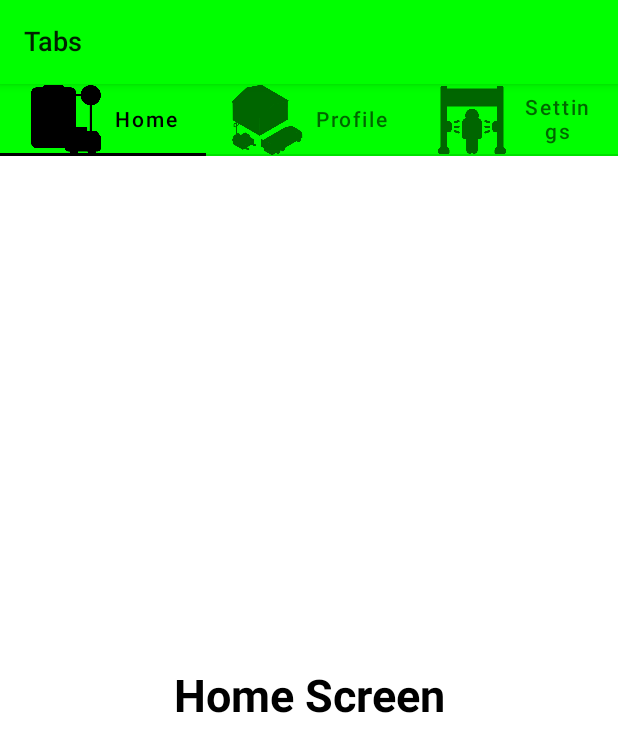
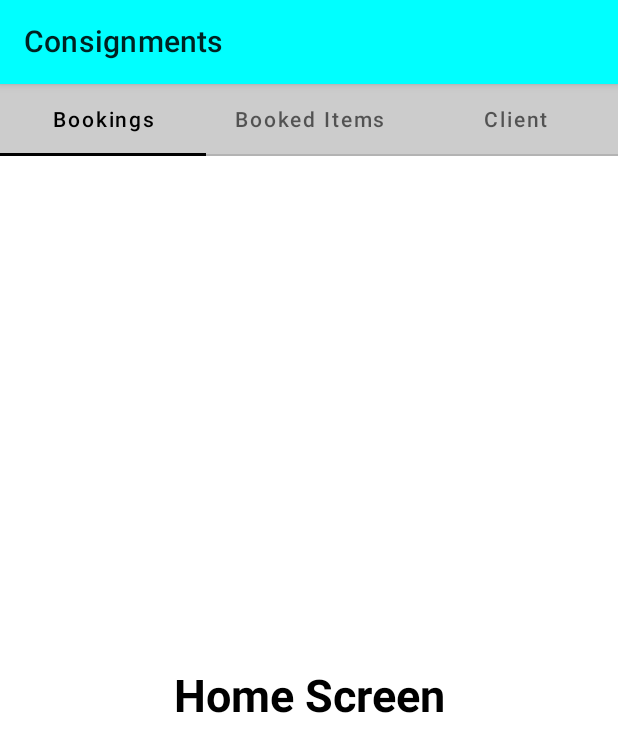
Before and after one commit to onduru/Logistics, an Android app built with Jetpack Compose: the screen it shows after launch (MainActivity), after a tap on "Bookings", on a phone screen of 412 x 824 dp. Shown: the top 752 px of the screen. Run offline under Robolectric (Android 15) with nearby library versions, the phone set to English and light mode, and no system bars; our stand-ins replace accompanist.

Commit message:
Version 1 of logistic app

```diff
--- a/app/src/main/java/com/example/logistics/MainActivity.kt
+++ b/app/src/main/java/com/example/logistics/MainActivity.kt
@@ -10,7 +10,7 @@ import androidx.compose.ui.Modifier
 import androidx.navigation.NavHostController
 import androidx.navigation.compose.rememberNavController
 import com.example.logistics.navcontroller.SetupNavGraph
-import com.example.logistics.screens.Homepage
+
 
 import com.example.logistics.screens.theme.LogisticsTheme
 
--- a/app/src/main/java/com/example/logistics/TableItem.kt
+++ b/app/src/main/java/com/example/logistics/TableItem.kt
@@ -1,17 +1,15 @@
 package com.example.logistics
 
 import androidx.compose.runtime.Composable
-import com.example.logistics.screens.HomeScreen
-import com.example.logistics.screens.ProfileScreen
-import com.example.logistics.screens.SettingsScreen
+import com.example.logistics.screens.*
 
 
 typealias ComposableFun = @Composable () -> Unit
 
-sealed class TabItem(var icon: Int, var title: String, var screen: ComposableFun){
+sealed class TabItem(var title: String, var screen: ComposableFun){
 
-    object Homes : TabItem(R.drawable.cargo, "Home", { HomeScreen() })
-    object Profile : TabItem(R.drawable.warehouse1, "Profile", { ProfileScreen() })
-    object Settings : TabItem(R.drawable.securitygate, "Settings", { SettingsScreen() })
+    object Bookings : TabItem( "Bookings", { BookingsScreen() })
+    object BookedItems : TabItem( "Booked Items", { BookedItemScreen() })
+    object Client : TabItem( "Client", { ClientScreen() })
 
 }
--- a/app/src/main/java/com/example/logistics/navcontroller/NavGraph.kt
+++ b/app/src/main/java/com/example/logistics/navcontroller/NavGraph.kt
@@ -6,8 +6,8 @@ import androidx.compose.runtime.Composable
 import androidx.navigation.NavHostController
 import androidx.navigation.compose.NavHost
 import androidx.navigation.compose.composable
+import com.example.logistics.screens.Booking
 import com.example.logistics.screens.Homepage
-import com.example.logistics.screens.MainScreen
 import com.google.accompanist.pager.ExperimentalPagerApi
 
 @OptIn(ExperimentalMaterialApi::class, ExperimentalPagerApi::class)
@@ -30,8 +30,8 @@ fun SetupNavGraph(
             composable(
                 route = Screen.Booking.route
             ) {
-              //  Bookings()
-                MainScreen()
+                Booking()
+
             }
 
         }
--- a/app/src/main/java/com/example/logistics/screens/Bookings.kt
+++ b/app/src/main/java/com/example/logistics/screens/Bookings.kt
@@ -1,9 +1,6 @@
 package com.example.logistics.screens
 
 import android.annotation.SuppressLint
-import android.os.Bundle
-import androidx.activity.ComponentActivity
-import androidx.activity.compose.setContent
 import androidx.compose.foundation.layout.Arrangement
 import androidx.compose.foundation.layout.Column
 import androidx.compose.foundation.layout.fillMaxSize
@@ -15,36 +12,22 @@ import androidx.compose.ui.Modifier
 import androidx.compose.ui.graphics.Color
 import androidx.compose.ui.res.painterResource
 import androidx.compose.ui.text.font.FontWeight
-import androidx.compose.ui.tooling.preview.Preview
 import androidx.compose.ui.unit.sp
 import com.example.logistics.TabItem
 import com.google.accompanist.pager.*
 import kotlinx.coroutines.launch
-
-class MainActivity : ComponentActivity() {
-    @ExperimentalMaterialApi
-    @ExperimentalPagerApi
-    override fun onCreate(savedInstanceState: Bundle?) {
-        super.onCreate(savedInstanceState)
-        setContent {
-
-            MainScreen()
-
-        }
-    }
-}
 
 
 @SuppressLint("UnusedMaterialScaffoldPaddingParameter")
 @ExperimentalMaterialApi
 @ExperimentalPagerApi
 @Composable
-fun MainScreen(){
+fun Booking(){
 
     val tabs = listOf(
-        TabItem.Homes,
-        TabItem.Profile,
-        TabItem.Settings,
+        TabItem.Bookings,
+        TabItem.BookedItems,
+        TabItem.Client,
     )
 
     val pagerState = rememberPagerState(pageCount = tabs.size)
@@ -64,8 +47,8 @@ fun MainScreen(){
 fun TopBar(){
 
     TopAppBar(
-        title = { Text(text = "Tabs", fontSize = 18.sp) },
-        backgroundColor = Color.Green,
+        title = { Text(text = "Consignments", fontSize = 20.sp) },
+        backgroundColor = Color.Cyan,
         contentColor = Color.Black
     )
 
@@ -79,7 +62,7 @@ fun Tabs(tabs: List<TabItem>, pagerState: PagerState){
     val scope = rememberCoroutineScope()
     TabRow(
         selectedTabIndex = pagerState.currentPage,
-        backgroundColor = Color.Green,
+        backgroundColor = Color.LightGray,
         contentColor = Color.Black,
         indicator = { tabPositions ->
             TabRowDefaults.Indicator(
@@ -89,8 +72,7 @@ fun Tabs(tabs: List<TabItem>, pagerState: PagerState){
     ) {
         tabs.forEachIndexed{ index, tab ->
 
-            LeadingIconTab(
-                icon = { Icon(painter = painterResource(id = tab.icon), contentDescription = "") },
+            Tab(
                 text = { Text(text = tab.title) },
                 selected = pagerState.currentPage == index,
                 onClick = {
@@ -99,6 +81,7 @@ fun Tabs(tabs: List<TabItem>, pagerState: PagerState){
                     }
                 },
             )
+
         }
     }
 }
@@ -112,7 +95,7 @@ fun TabsContent(tabs: List<TabItem>, pagerState: PagerState){
 }
 
 @Composable
-fun HomeScreen(){
+fun BookingsScreen(){
 
     Column(
         modifier = Modifier.fillMaxSize(),
@@ -130,7 +113,7 @@ fun HomeScreen(){
 }
 
 @Composable
-fun ProfileScreen(){
+fun BookedItemScreen(){
 
     Column(
         modifier = Modifier.fillMaxSize(),
@@ -148,7 +131,7 @@ fun ProfileScreen(){
 }
 
 @Composable
-fun SettingsScreen(){
+fun ClientScreen(){
 
     Column(
         modifier = Modifier.fillMaxSize(),
```
